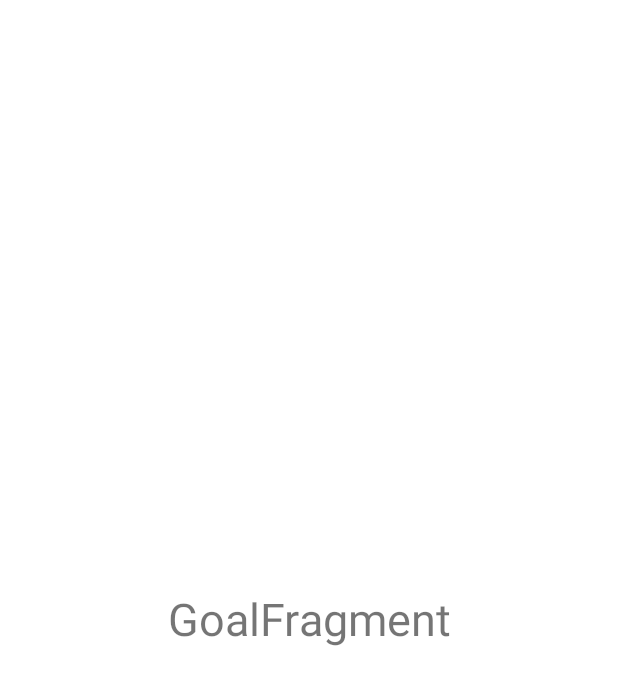
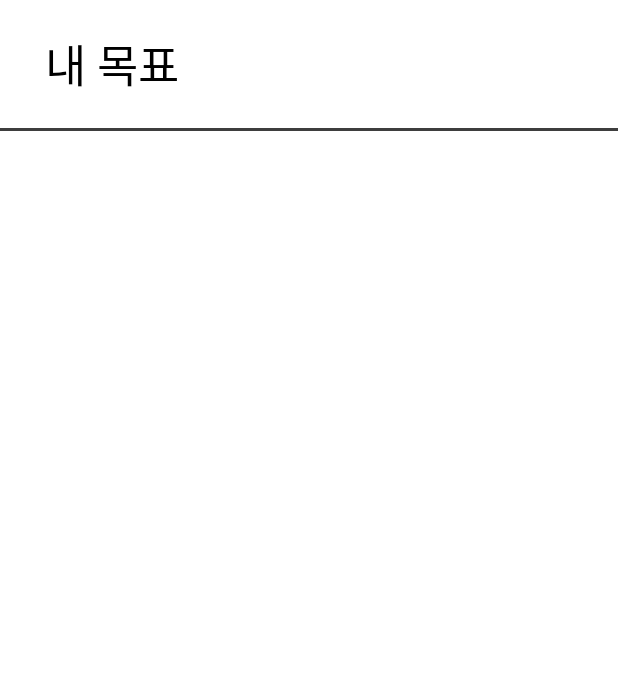
Before and after one commit to Hyeonseok0830/Record-a-day, an Android app: the layout goal_fragment.xml on its own in the app's theme, with its tools: preview values and no code run, on a phone screen of 412 x 824 dp. Shown: the top 685 px of the screen. Run offline under Robolectric (Android 15) with nearby library versions, the phone set to English and light mode, and no system bars.

Commit message:
레이아웃 작업
각 메뉴 레이아웃 변경

```diff
--- a/src_aos/Record_a_Day/app/src/main/res/layout/goal_fragment.xml
+++ b/src_aos/Record_a_Day/app/src/main/res/layout/goal_fragment.xml
@@ -1,18 +1,24 @@
 <?xml version="1.0" encoding="utf-8"?>
-<androidx.constraintlayout.widget.ConstraintLayout xmlns:android="http://schemas.android.com/apk/res/android"
+<RelativeLayout xmlns:android="http://schemas.android.com/apk/res/android"
     android:layout_width="match_parent"
-    android:layout_height="match_parent"
-    xmlns:app="http://schemas.android.com/apk/res-auto">
+    android:layout_height="match_parent">
 
     <TextView
+        android:id="@+id/menu_title"
         android:layout_width="wrap_content"
         android:layout_height="wrap_content"
-        android:text="GoalFragment"
-        android:textSize="30dp"
-        app:layout_constraintBottom_toBottomOf="parent"
-        app:layout_constraintTop_toTopOf="parent"
-        app:layout_constraintLeft_toLeftOf="parent"
-        app:layout_constraintRight_toRightOf="parent"
-        />
+        android:layout_marginVertical="20dp"
+        android:layout_marginStart="30dp"
+        android:text="내 목표"
+        android:textColor="@color/black"
+        android:textSize="30dp" />
 
-</androidx.constraintlayout.widget.ConstraintLayout>
+    <View
+        android:id="@+id/divider"
+        android:layout_width="match_parent"
+        android:layout_height="2dp"
+        android:layout_below="@id/menu_title"
+        android:background="@color/deep_gray" />
+
+
+</RelativeLayout>
```
Also changed, not shown: src_aos/Record_a_Day/app/src/main/res/layout/record_fragment.xml (+17 -11 lines), src_aos/Record_a_Day/app/src/main/res/layout/task_fragment.xml (+17 -11 lines).
